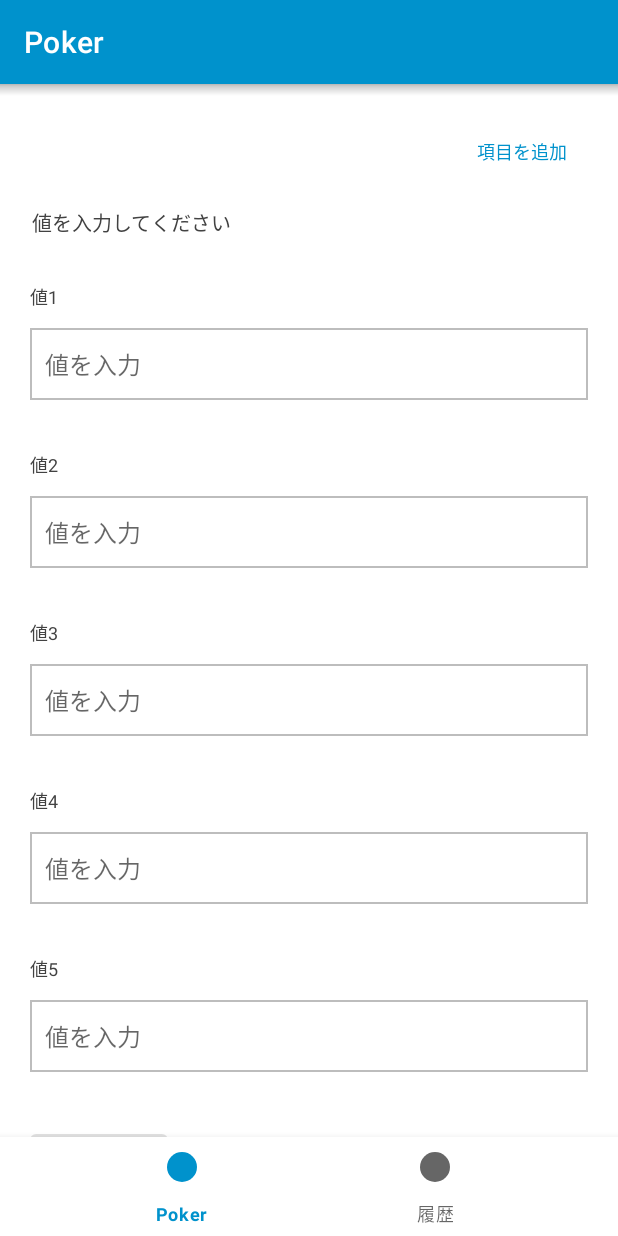
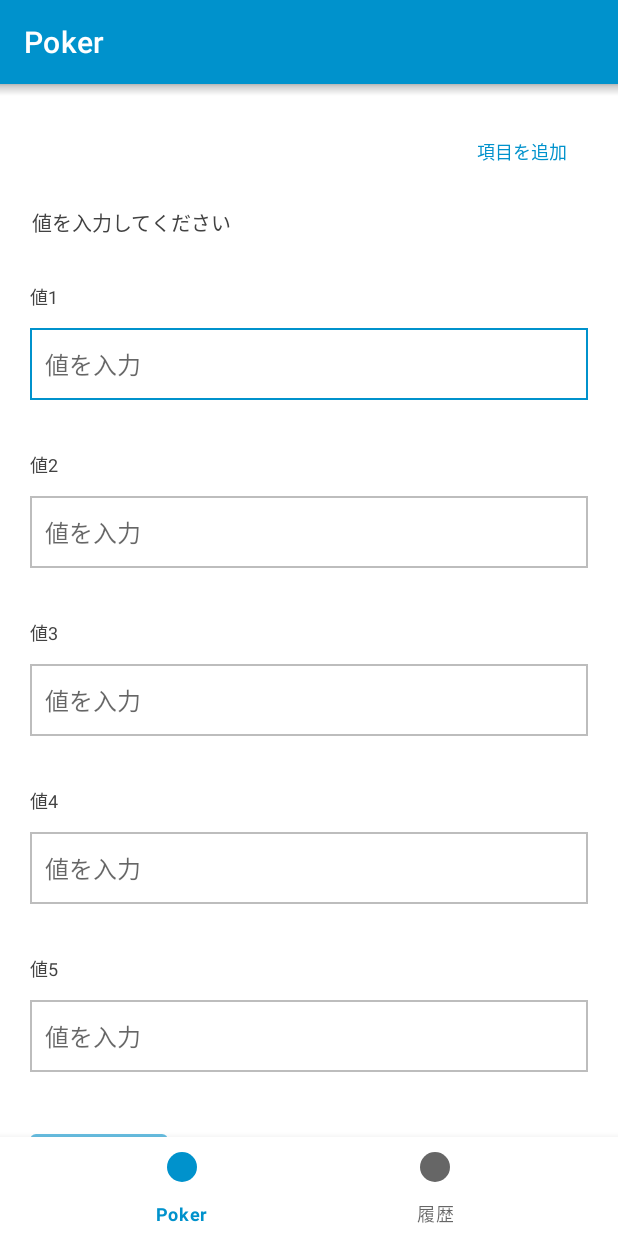
Before and after one commit to LaiVanHai/PokerApp, an Android app: the screen it shows after launch (MainActivity), on a phone screen of 412 x 824 dp. Run offline under Robolectric (Android 15) with nearby library versions, the phone set to English and light mode, and no system bars; our stand-ins replace Volley.

Commit message:
Fix color button when disable

```diff
--- /dev/null
+++ b/app/src/main/res/color/color_states_material_button.xml
@@ -0,0 +1,6 @@
+<?xml version="1.0" encoding="utf-8"?>
+<selector xmlns:android="http://schemas.android.com/apk/res/android">
+    <item android:state_enabled="false"
+        android:color="@color/colorLightBlue2" />
+    <item android:color="@color/colorLightBlue" />
+</selector>
--- a/app/src/main/res/drawable/border.xml
+++ b/app/src/main/res/drawable/border.xml
@@ -1,4 +1,23 @@
 <?xml version="1.0" encoding="utf-8"?>
+<selector xmlns:android="http://schemas.android.com/apk/res/android">
+    <item android:state_enabled="true"
+        android:state_focused="true">
+        <shape xmlns:android="http://schemas.android.com/apk/res/android">
+            <stroke
+                android:width="1dp"
+                android:color="#0092CC" />
+            <solid
+                android:color="#00FFFFFF"
+                android:paddingLeft="10dp"
+                android:paddingTop="10dp"/>
+            <padding
+                android:left="10dp"
+                android:top="10dp"
+                android:right="10dp"
+                android:bottom="10dp" />
+        </shape>
+    </item>
+    <item android:state_enabled="true">
         <shape xmlns:android="http://schemas.android.com/apk/res/android">
             <stroke
                 android:width="1dp"
@@ -13,3 +32,5 @@
                 android:right="10dp"
                 android:bottom="10dp" />
         </shape>
+    </item>
+    </selector>
--- /dev/null
+++ b/app/src/main/res/drawable/ic_error.xml
@@ -0,0 +1,9 @@
+<vector xmlns:android="http://schemas.android.com/apk/res/android"
+    android:width="20dp"
+    android:height="20dp"
+    android:viewportWidth="20"
+    android:viewportHeight="20">
+  <path
+      android:pathData="M10,0C4.48,0 0,4.48 0,10C0,15.52 4.48,20 10,20C15.52,20 20,15.52 20,10C20,4.48 15.52,0 10,0ZM11,15H9V13H11V15ZM11,11H9V5H11V11Z"
+      android:fillColor="#D13F57"/>
+</vector>
--- a/app/src/main/res/layout/fragment_home.xml
+++ b/app/src/main/res/layout/fragment_home.xml
@@ -51,13 +51,15 @@
 
         <Button
             android:id="@+id/button_result"
-            android:layout_below="@+id/container"
             android:layout_width="wrap_content"
             android:layout_height="wrap_content"
             android:layout_marginBottom="96dp"
             android:layout_marginLeft="20dp"
+            style="@style/material_button_custom_style"
+            android:textColor="@color/colorWhite"
             android:textAppearance="@style/label_text_style"
-            android:text="@string/result" />
+            android:text="@string/result"
+            android:layout_marginStart="20dp" />
 
 
     </LinearLayout>
--- a/app/src/main/res/layout/shared_input_poker.xml
+++ b/app/src/main/res/layout/shared_input_poker.xml
@@ -22,7 +22,7 @@
         android:layout_marginTop="12dp"
         android:hint="@string/poker_hint"
         android:textAppearance="@style/hint_text_style"
-        android:background="@drawable/border"/>
+        android:background="@drawable/border" />
 
     <TextView
         android:layout_below="@+id/input_poker_1"
--- a/app/src/main/res/values/colors.xml
+++ b/app/src/main/res/values/colors.xml
@@ -5,6 +5,9 @@
     <color name="colorAccent">#03DAC5</color>
     <color name="colorBasicBlue">#087DAC</color>
     <color name="colorLightBlue">#0092CC</color>
+    <color name="colorLightBlue2">#990092CC</color>
     <color name="colorGrey">#D1D3D4</color>
     <color name="colorBlack">#424242</color>
+    <color name="colorRed">#D13F57</color>
+    <color name="colorWhite">#FFFFFF</color>
 </resources>
--- a/app/src/main/res/values/styles.xml
+++ b/app/src/main/res/values/styles.xml
@@ -39,4 +39,8 @@
         <item name="android:textColor">#993C3C43</item>
     </style>
 
+    <style name="material_button_custom_style" parent="Widget.MaterialComponents.Button.UnelevatedButton">
+        <item name="backgroundTint">@color/color_states_material_button</item>
+    </style>
+
 </resources>
```
Also changed, not shown: app/src/main/java/jp/co/netprotections/pokerapp/HomeFragment.java (+26 -2 lines). Lines whose indentation alone changed are shown as unchanged.
